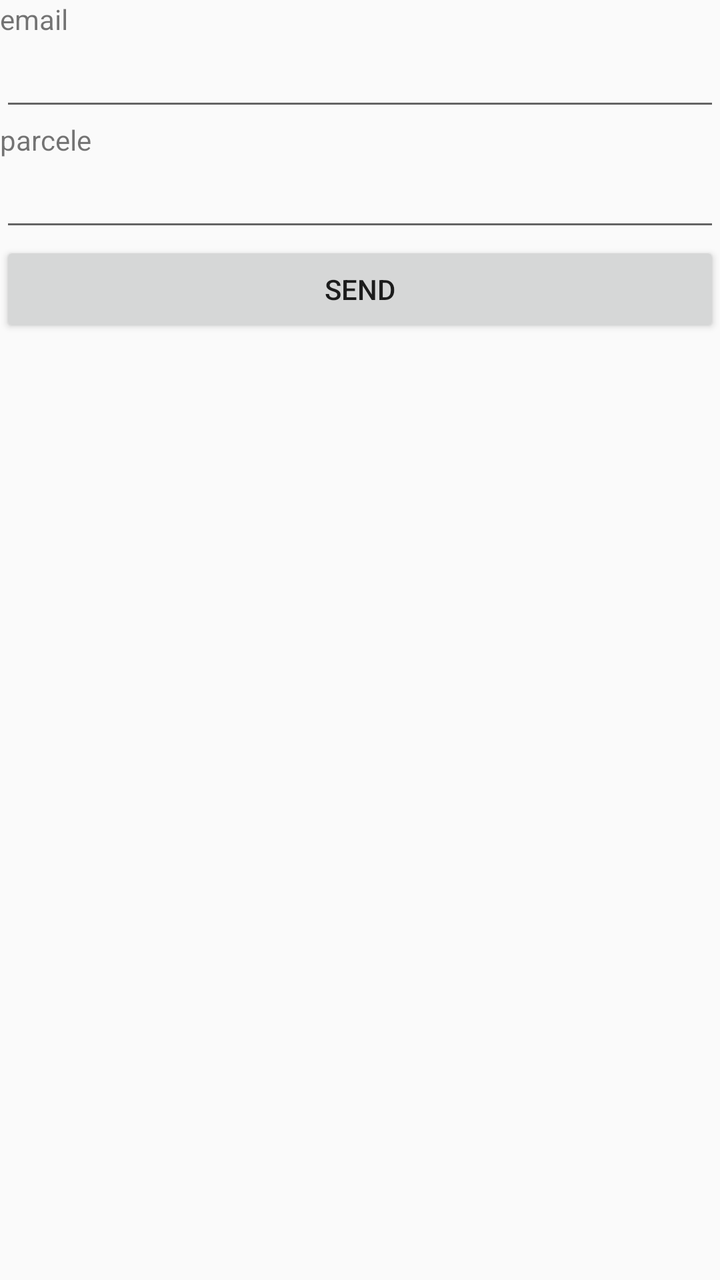
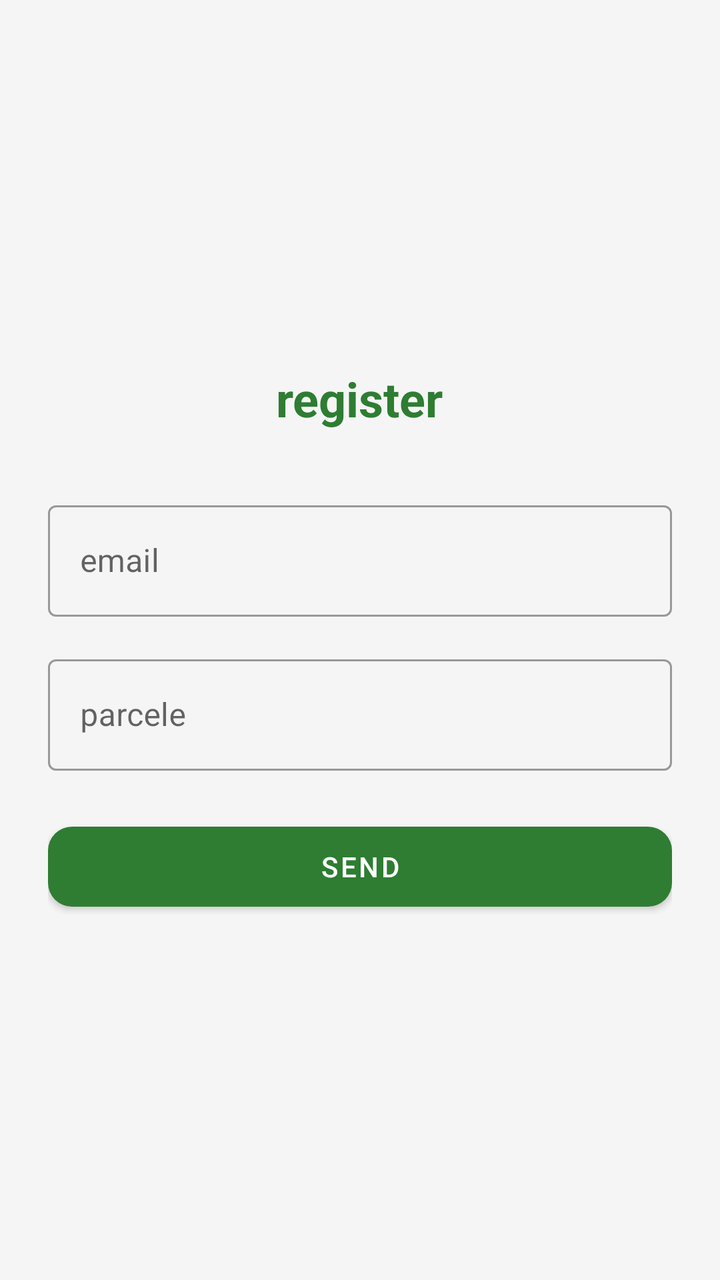

Before-and-after screenshots of an Android layout around one commit, followed by the original layout XML and the change that was made.
<!-- AndroidManifest.xml: application theme AppTheme -->
<!-- res/layout/register_screen.xml -->
<?xml version="1.0" encoding="utf-8"?>
<LinearLayout xmlns:android="http://schemas.android.com/apk/res/android"
    android:orientation="vertical"
    android:layout_width="match_parent"
    android:layout_height="match_parent">

    <TextView
        android:id="@+id/t_email"
        android:layout_width="match_parent"
        android:layout_height="wrap_content"
        android:text="@string/email" />

    <EditText
        android:id="@+id/e_email"
        android:layout_width="match_parent"
        android:layout_height="wrap_content"
        android:ems="10"
        android:inputType="text" />

    <TextView
        android:id="@+id/t_parcel"
        android:layout_width="match_parent"
        android:layout_height="wrap_content"
        android:text="@string/parcel" />

    <EditText
        android:id="@+id/e_parcel"
        android:layout_width="match_parent"
        android:layout_height="wrap_content"
        android:ems="10"
        android:inputType="text" />

    <Button
        android:id="@+id/b_send"
        android:layout_width="match_parent"
        android:layout_height="wrap_content"
        android:text="@string/send" />
</LinearLayout>
<!-- resources referenced by this layout -->
<resources>
  <string name="email">email</string>
  <string name="parcel">parcele</string>
  <string name="send">SEND</string>
  <style name="AppTheme" parent="Theme.AppCompat.Light.DarkActionBar">
      
      <item name="colorPrimary">@color/colorPrimary</item>
      <item name="colorPrimaryDark">@color/colorPrimaryDark</item>
      <item name="colorAccent">@color/colorAccent</item>
    </style>
  <color name="colorPrimary">#008577</color>
  <color name="colorPrimaryDark">#00574B</color>
  <color name="colorAccent">#D81B60</color>
</resources>

<!-- the commit's change to res/layout/register_screen.xml (unified diff, before → after) -->
@@ -1,38 +1,69 @@
 <?xml version="1.0" encoding="utf-8"?>
-<LinearLayout xmlns:android="http://schemas.android.com/apk/res/android"
-    android:orientation="vertical"
+<androidx.constraintlayout.widget.ConstraintLayout xmlns:android="http://schemas.android.com/apk/res/android"
+    xmlns:app="http://schemas.android.com/apk/res-auto"
     android:layout_width="match_parent"
-    android:layout_height="match_parent">
+    android:layout_height="match_parent"
+    android:background="@color/backgroundColor"
+    android:padding="24dp">
 
-    <TextView
-        android:id="@+id/t_email"
+    <LinearLayout
         android:layout_width="match_parent"
         android:layout_height="wrap_content"
-        android:text="@string/email" />
+        android:orientation="vertical"
+        app:layout_constraintBottom_toBottomOf="parent"
+        app:layout_constraintTop_toTopOf="parent"
+        app:layout_constraintStart_toStartOf="parent"
+        app:layout_constraintEnd_toEndOf="parent">
 
-    <EditText
-        android:id="@+id/e_email"
-        android:layout_width="match_parent"
-        android:layout_height="wrap_content"
-        android:ems="10"
-        android:inputType="text" />
+        <TextView
+            android:id="@+id/register_title"
+            android:layout_width="wrap_content"
+            android:layout_height="wrap_content"
+            android:layout_gravity="center_horizontal"
+            android:layout_marginBottom="32dp"
+            android:text="@string/register"
+            android:textAppearance="?attr/textAppearanceHeadline5"
+            android:textStyle="bold"
+            android:textColor="@color/colorPrimary" />
 
-    <TextView
-        android:id="@+id/t_parcel"
-        android:layout_width="match_parent"
-        android:layout_height="wrap_content"
-        android:text="@string/parcel" />
+        <com.google.android.material.textfield.TextInputLayout
+            android:id="@+id/email_input_layout"
+            style="@style/Widget.MaterialComponents.TextInputLayout.OutlinedBox"
+            android:layout_width="match_parent"
+            android:layout_height="wrap_content"
+            android:hint="@string/email">
 
-    <EditText
-        android:id="@+id/e_parcel"
-        android:layout_width="match_parent"
-        android:layout_height="wrap_content"
-        android:ems="10"
-        android:inputType="text" />
+            <com.google.android.material.textfield.TextInputEditText
+                android:id="@+id/e_email"
+                android:layout_width="match_parent"
+                android:layout_height="wrap_content"
+                android:inputType="textEmailAddress" />
+        </com.google.android.material.textfield.TextInputLayout>
 
-    <Button
-        android:id="@+id/b_send"
-        android:layout_width="match_parent"
-        android:layout_height="wrap_content"
-        android:text="@string/send" />
-</LinearLayout>
+        <com.google.android.material.textfield.TextInputLayout
+            android:id="@+id/parcel_input_layout"
+            style="@style/Widget.MaterialComponents.TextInputLayout.OutlinedBox"
+            android:layout_width="match_parent"
+            android:layout_height="wrap_content"
+            android:layout_marginTop="16dp"
+            android:hint="@string/parcel">
+
+            <com.google.android.material.textfield.TextInputEditText
+                android:id="@+id/e_parcel"
+                android:layout_width="match_parent"
+                android:layout_height="wrap_content"
+                android:inputType="text" />
+        </com.google.android.material.textfield.TextInputLayout>
+
+        <com.google.android.material.button.MaterialButton
+            android:id="@+id/b_send"
+            style="@style/RoundedButton"
+            android:layout_width="match_parent"
+            android:layout_height="wrap_content"
+            android:layout_marginTop="24dp"
+            android:text="@string/send"
+            app:backgroundTint="@color/colorPrimary" />
+
+    </LinearLayout>
+
+</androidx.constraintlayout.widget.ConstraintLayout>
<!-- resource entries referenced after the edit -->
@@ -1,16 +1,36 @@
 <!-- resources referenced by this layout -->
 <resources>
+  <color name="backgroundColor">#F5F5F5</color>
   <string name="email">email</string>
   <string name="parcel">parcele</string>
+  <string name="register">register</string>
   <string name="send">SEND</string>
-  <style name="AppTheme" parent="Theme.AppCompat.Light.DarkActionBar">
-      
-      <item name="colorPrimary">@color/colorPrimary</item>
-      <item name="colorPrimaryDark">@color/colorPrimaryDark</item>
-      <item name="colorAccent">@color/colorAccent</item>
-    </style>
-  <color name="colorPrimary">#008577</color>
-  <color name="colorPrimaryDark">#00574B</color>
-  <color name="colorAccent">#D81B60</color>
+  <style name="RoundedButton" parent="Widget.MaterialComponents.Button">
+          <item name="shapeAppearanceOverlay">@style/ShapeAppearance.App.SmallComponent</item>
+          <item name="android:insetTop">4dp</item>
+          <item name="android:insetBottom">4dp</item>
+      </style>
+  <style name="AppTheme" parent="Theme.MaterialComponents.Light.DarkActionBar">
+          
+          <item name="colorPrimary">@color/colorPrimary</item>
+          <item name="colorPrimaryVariant">@color/colorPrimaryDark</item>
+          <item name="colorOnPrimary">@color/colorOnPrimary</item>
+          
+          <item name="colorSecondary">@color/colorSecondary</item>
+          <item name="colorSecondaryVariant">@color/colorPrimary</item>
+          <item name="colorOnSecondary">@color/colorOnSecondary</item>
+          
+          <item name="android:statusBarColor" tools:targetApi="l">?attr/colorPrimaryVariant</item>
+          
+      </style>
+  <style name="ShapeAppearance.App.SmallComponent" parent="ShapeAppearance.MaterialComponents.SmallComponent">
+          <item name="cornerFamily">rounded</item>
+          <item name="cornerSize">12dp</item>
+      </style>
+  <color name="colorPrimary">#2E7D32</color>
+  <color name="colorPrimaryDark">#1B5E20</color>
+  <color name="colorOnPrimary">#FFFFFF</color>
+  <color name="colorSecondary">#81C784</color>
+  <color name="colorOnSecondary">#000000</color>
 </resources>
 
